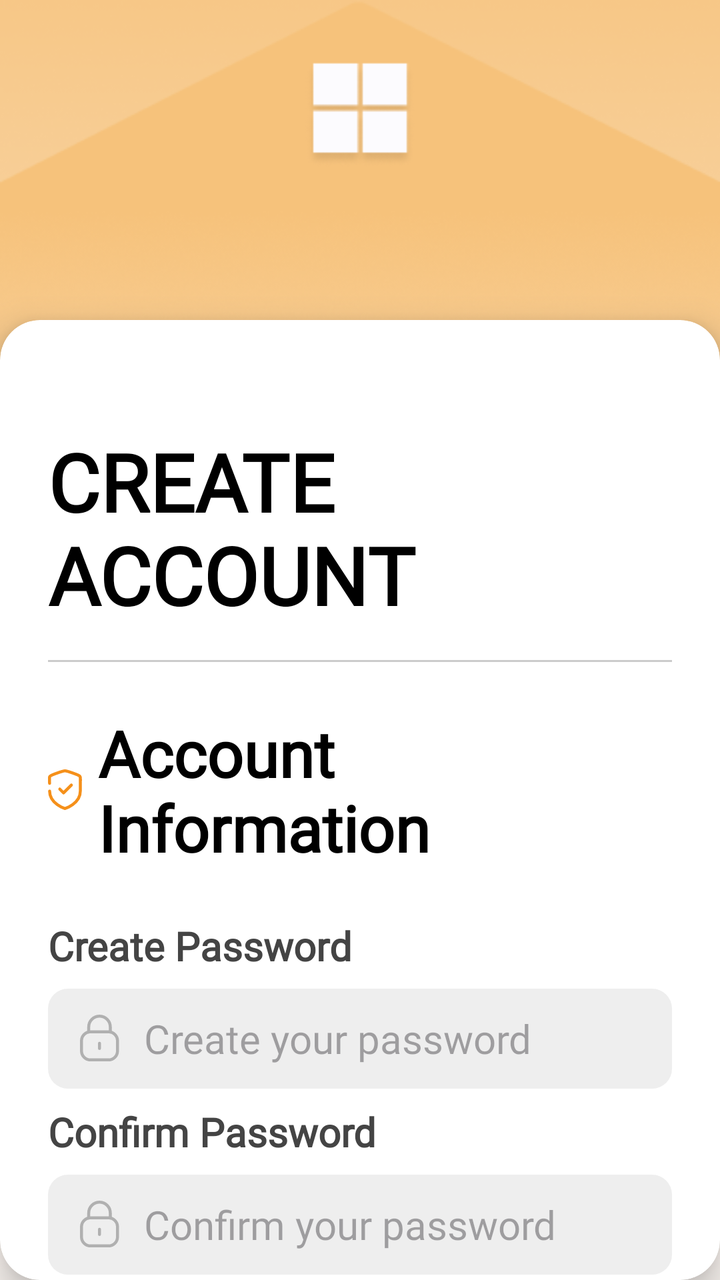
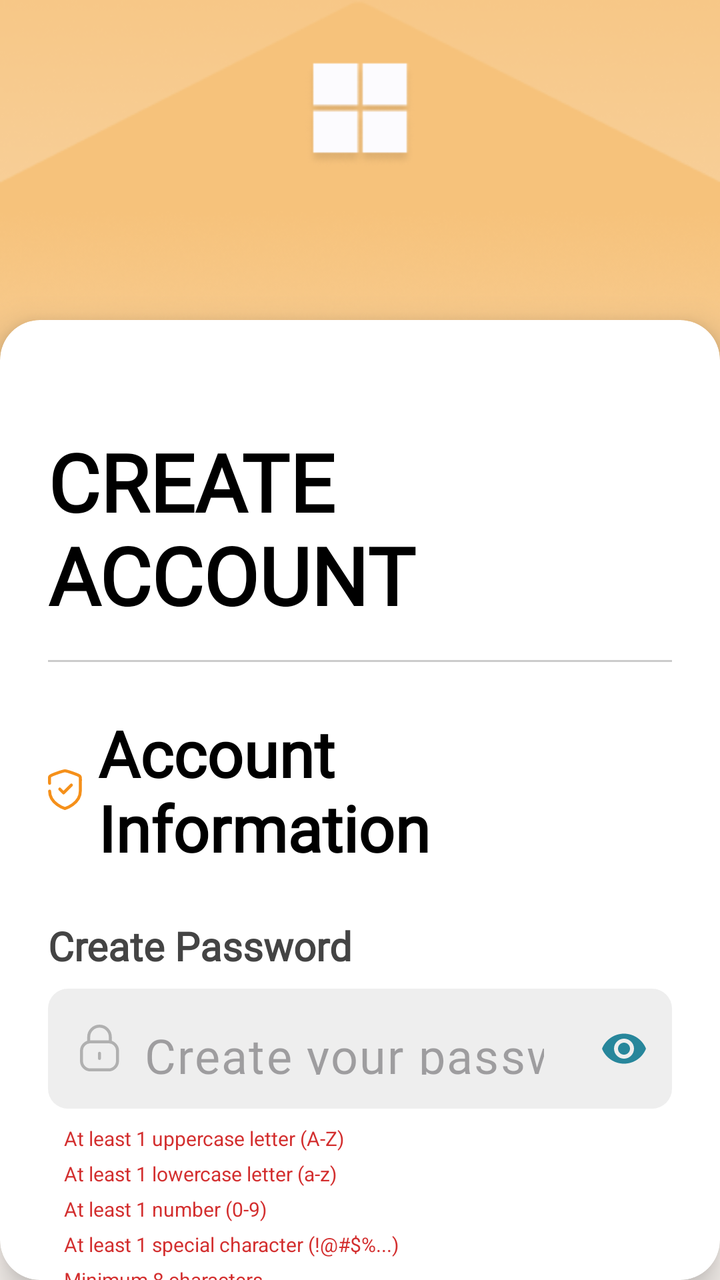

The first picture is an Android layout as it rendered before a commit; the second is the same layout after the commit. The layout source and the unified diff follow.
<!-- AndroidManifest.xml: application theme Theme.Dawnasyon_v1 -->
<!-- res/layout/fragment_sign_up_step_account.xml -->
<?xml version="1.0" encoding="utf-8"?>
<androidx.constraintlayout.widget.ConstraintLayout
    xmlns:android="http://schemas.android.com/apk/res/android"
    xmlns:app="http://schemas.android.com/apk/res-auto"
    xmlns:tools="http://schemas.android.com/tools"
    android:layout_width="match_parent"
    android:layout_height="match_parent"
    android:background="@color/white">

    <ImageView
        android:id="@+id/bg_main"
        android:layout_width="0dp"
        android:layout_height="0dp"
        android:scaleType="centerCrop"
        app:layout_constraintBottom_toBottomOf="parent"
        app:layout_constraintEnd_toEndOf="parent"
        app:layout_constraintStart_toStartOf="parent"
        app:layout_constraintTop_toTopOf="parent"
        app:srcCompat="@drawable/background" />

    <ImageView
        android:id="@+id/bg_overlay"
        android:layout_width="0dp"
        android:layout_height="0dp"
        android:scaleType="fitXY"
        app:layout_constraintDimensionRatio="1:1.6"
        app:layout_constraintEnd_toEndOf="parent"
        app:layout_constraintHeight_percent="0.9"
        app:layout_constraintStart_toStartOf="parent"
        app:layout_constraintTop_toTopOf="parent"
        app:srcCompat="@drawable/background2" />

    <androidx.cardview.widget.CardView
        android:id="@+id/card_container"
        android:layout_width="0dp"
        android:layout_height="0dp"
        android:layout_marginTop="160dp"
        app:cardCornerRadius="20dp"
        app:cardElevation="10dp"
        app:layout_constraintBottom_toBottomOf="parent"
        app:layout_constraintEnd_toEndOf="parent"
        app:layout_constraintStart_toStartOf="parent"
        app:layout_constraintTop_toTopOf="parent">

        <androidx.core.widget.NestedScrollView
            android:layout_width="match_parent"
            android:layout_height="match_parent"
            android:fillViewport="true">

            <androidx.constraintlayout.widget.ConstraintLayout
                android:layout_width="match_parent"
                android:layout_height="wrap_content"
                android:padding="24dp">

                <TextView
                    android:id="@+id/tv_title"
                    android:layout_width="wrap_content"
                    android:layout_height="wrap_content"
                    android:layout_marginTop="30dp"
                    android:fontFamily="@font/dongle"
                    android:text="@string/create_account"
                    android:textColor="@color/black"
                    android:textSize="40sp"
                    android:textStyle="bold"
                    app:layout_constraintEnd_toEndOf="parent"
                    app:layout_constraintStart_toStartOf="parent"
                    app:layout_constraintTop_toTopOf="parent" />

                <View
                    android:id="@+id/divider"
                    android:layout_width="0dp"
                    android:layout_height="1dp"
                    android:layout_marginTop="16dp"
                    android:background="#CCCCCC"
                    app:layout_constraintEnd_toEndOf="parent"
                    app:layout_constraintStart_toStartOf="parent"
                    app:layout_constraintTop_toBottomOf="@id/tv_title" />

                <TextView
                    android:id="@+id/tv_subtitle"
                    android:layout_width="wrap_content"
                    android:layout_height="wrap_content"
                    android:layout_marginTop="24dp"
                    android:drawableStart="@drawable/ic_check"
                    android:drawablePadding="8dp"
                    android:fontFamily="@font/dongle"
                    android:text="@string/account_information"
                    android:textColor="@color/black"
                    android:textSize="32sp"
                    android:textStyle="bold"
                    app:layout_constraintStart_toStartOf="parent"
                    app:layout_constraintTop_toBottomOf="@id/divider" />

                <TextView
                    android:id="@+id/lbl_pass"
                    android:layout_width="wrap_content"
                    android:layout_height="wrap_content"
                    android:layout_marginTop="24dp"
                    android:fontFamily="@font/dongle"
                    android:text="@string/create_password"
                    android:textColor="#444444"
                    android:textSize="20sp"
                    android:textStyle="bold"
                    app:layout_constraintStart_toStartOf="parent"
                    app:layout_constraintTop_toBottomOf="@+id/tv_subtitle" />

                <EditText
                    android:id="@+id/et_pass"
                    android:layout_width="0dp"
                    android:layout_height="50dp"
                    android:layout_marginTop="8dp"
                    android:background="@drawable/bg_input_field"
                    android:drawableStart="@drawable/ic_lock_placeholder"
                    android:drawablePadding="12dp"
                    android:fontFamily="@font/dongle"
                    android:hint="@string/create_your_password"
                    android:inputType="textPassword"
                    android:paddingStart="16dp"
                    android:textSize="20sp"
                    app:layout_constraintEnd_toEndOf="parent"
                    app:layout_constraintStart_toStartOf="parent"
                    app:layout_constraintTop_toBottomOf="@id/lbl_pass" />

                <TextView
                    android:id="@+id/lbl_confirm"
                    android:layout_width="wrap_content"
                    android:layout_height="wrap_content"
                    android:layout_marginTop="8dp"
                    android:fontFamily="@font/dongle"
                    android:text="@string/confirm_password"
                    android:textColor="#444444"
                    android:textSize="20sp"
                    android:textStyle="bold"
                    app:layout_constraintStart_toStartOf="parent"
                    app:layout_constraintTop_toBottomOf="@id/et_pass" />

                <EditText
                    android:id="@+id/et_confirm"
                    android:layout_width="0dp"
                    android:layout_height="50dp"
                    android:layout_marginTop="8dp"
                    android:background="@drawable/bg_input_field"
                    android:drawableStart="@drawable/ic_lock_placeholder"
                    android:drawablePadding="12dp"
                    android:fontFamily="@font/dongle"
                    android:hint="@string/confirm_your_password"
                    android:inputType="textPassword"
                    android:paddingStart="16dp"
                    android:textSize="20sp"
                    app:layout_constraintEnd_toEndOf="parent"
                    app:layout_constraintStart_toStartOf="parent"
                    app:layout_constraintTop_toBottomOf="@id/lbl_confirm" />

                <LinearLayout
                    android:id="@+id/terms_container"
                    android:layout_width="0dp"
                    android:layout_height="wrap_content"
                    android:layout_marginTop="8dp"
                    android:orientation="horizontal"
                    android:gravity="center_vertical"
                    app:layout_constraintEnd_toEndOf="parent"
                    app:layout_constraintStart_toStartOf="parent"
                    app:layout_constraintTop_toBottomOf="@id/et_confirm">

                    <CheckBox
                        android:id="@+id/cb_terms"
                        android:layout_width="wrap_content"
                        android:layout_height="wrap_content"
                        android:buttonTint="#F5901A"
                        android:fontFamily="@font/dongle"
                        android:text="I have read and agree to the "
                        android:textColor="#999999"
                        android:textSize="18sp" />

                    <TextView
                        android:id="@+id/tv_terms_link"
                        android:layout_width="wrap_content"
                        android:layout_height="wrap_content"
                        android:fontFamily="@font/dongle"
                        android:text="Terms and Conditions"
                        android:textColor="#F5901A"
                        android:textStyle="bold"
                        android:textSize="18sp"
                        android:clickable="true"
                        android:focusable="true"/>
                </LinearLayout>

                <ImageView
                    android:id="@+id/progress_dots"
                    android:layout_width="wrap_content"
                    android:layout_height="30dp"
                    android:layout_marginTop="24dp"
                    android:layout_marginBottom="24dp"
                    android:scaleType="fitCenter"
                    android:src="@drawable/progress2"
                    app:layout_constraintBottom_toTopOf="@+id/nav_container"
                    app:layout_constraintEnd_toEndOf="parent"
                    app:layout_constraintStart_toStartOf="parent"
                    app:layout_constraintTop_toBottomOf="@+id/terms_container" />

                <LinearLayout
                    android:id="@+id/nav_container"
                    android:layout_width="match_parent"
                    android:layout_height="wrap_content"
                    android:layout_marginBottom="24dp"
                    android:gravity="center_horizontal"
                    android:orientation="horizontal"
                    app:layout_constraintBottom_toBottomOf="parent"
                    app:layout_constraintEnd_toEndOf="parent"
                    app:layout_constraintStart_toStartOf="parent">

                    <Button
                        android:id="@+id/btn_previous"
                        style="@style/Widget.MaterialComponents.Button.OutlinedButton"
                        android:layout_width="130dp"
                        android:layout_height="wrap_content"
                        android:layout_marginEnd="16dp"
                        android:backgroundTint="#27869B"
                        android:text="@string/previous1"
                        android:textColor="@color/white"
                        app:cornerRadius="6dp" />

                    <Button
                        android:id="@+id/btn_submit"
                        android:layout_width="130dp"
                        android:layout_height="wrap_content"
                        android:backgroundTint="#27869B"
                        android:text="@string/next1"
                        android:textColor="@color/white"
                        app:cornerRadius="6dp" />
                </LinearLayout>

            </androidx.constraintlayout.widget.ConstraintLayout>
        </androidx.core.widget.NestedScrollView>
    </androidx.cardview.widget.CardView>
</androidx.constraintlayout.widget.ConstraintLayout>
<!-- resources referenced by this layout -->
<resources>
  <color name="black">#FF000000</color>
  <color name="white">#FFFFFFFF</color>
  <!-- drawable background: png bitmap (drawable, 91785 bytes) -->
  <!-- drawable background2: png bitmap (drawable, 129197 bytes) -->
  <!-- drawable bg_input_field (drawable) -->
  <?xml version="1.0" encoding="utf-8"?>
  <shape xmlns:android="http://schemas.android.com/apk/res/android">
      <solid android:color="#EEEEEE" /> <corners android:radius="10dp" />
  </shape>
  <!-- drawable ic_check (drawable) -->
  <vector xmlns:android="http://schemas.android.com/apk/res/android"
      android:width="17dp"
      android:height="21dp"
      android:viewportWidth="17"
      android:viewportHeight="21">
    <path
        android:pathData="M0.812,10.879C0.812,17.283 8.485,19.606 8.485,19.606C8.485,19.606 16.156,17.283 16.156,10.879C16.156,4.474 16.434,3.974 15.819,3.358C15.203,2.742 9.491,0.75 8.485,0.75C7.479,0.75 1.765,2.742 1.15,3.358C0.638,3.871 0.745,3.175 0.795,7"
        android:strokeLineJoin="round"
        android:strokeWidth="1.5"
        android:fillColor="#00000000"
        android:strokeColor="#F5901A"
        android:strokeLineCap="round"/>
    <path
        android:pathData="M5.886,9.875L7.778,11.77L11.676,7.87"
        android:strokeLineJoin="round"
        android:strokeWidth="1.5"
        android:fillColor="#00000000"
        android:strokeColor="#F5901A"
        android:strokeLineCap="round"/>
  </vector>
  <!-- drawable ic_lock_placeholder (drawable) -->
  <vector xmlns:android="http://schemas.android.com/apk/res/android"
      android:width="20dp"
      android:height="24dp"
      android:viewportWidth="20"
      android:viewportHeight="24">
    <path
        android:pathData="M15.142,8.669V6.131C15.142,3.16 12.732,0.75 9.761,0.75C6.79,0.737 4.371,3.135 4.358,6.107V6.131V8.669"
        android:strokeLineJoin="round"
        android:strokeWidth="1.5"
        android:fillColor="#00000000"
        android:strokeColor="#B0B0B0"
        android:strokeLineCap="round"/>
    <path
        android:pathData="M14.267,22.622H5.233C2.757,22.622 0.75,20.615 0.75,18.139V13.068C0.75,10.591 2.757,8.585 5.233,8.585H14.267C16.743,8.585 18.75,10.591 18.75,13.068V18.139C18.75,20.615 16.743,22.622 14.267,22.622Z"
        android:strokeLineJoin="round"
        android:strokeWidth="1.5"
        android:fillColor="#00000000"
        android:fillType="evenOdd"
        android:strokeColor="#B0B0B0"
        android:strokeLineCap="round"/>
    <path
        android:pathData="M9.75,14.29V16.916"
        android:strokeLineJoin="round"
        android:strokeWidth="1.5"
        android:fillColor="#00000000"
        android:strokeColor="#B0B0B0"
        android:strokeLineCap="round"/>
  </vector>
  <!-- drawable progress2: png bitmap (drawable, 1120 bytes) -->
  <string name="account_information">Account Information</string>
  <string name="confirm_password" translatable="false">Confirm Password</string>
  <string name="confirm_your_password">Confirm your password</string>
  <string name="create_account">CREATE ACCOUNT</string>
  <string name="create_password" translatable="false">Create Password</string>
  <string name="create_your_password">Create your password</string>
  <string name="next1">Next →</string>
  <string name="previous1">← Back</string>
  <style name="Theme.Dawnasyon_v1" parent="Base.Theme.Dawnasyon_v1" />
  <style name="Base.Theme.Dawnasyon_v1" parent="Theme.Material3.Light.NoActionBar">
          
          
      </style>
</resources>

<!-- the commit's change to res/layout/fragment_sign_up_step_account.xml (unified diff, before → after) -->
@@ -104,63 +104,139 @@
                     app:layout_constraintStart_toStartOf="parent"
                     app:layout_constraintTop_toBottomOf="@+id/tv_subtitle" />
 
-                <EditText
-                    android:id="@+id/et_pass"
-                    android:layout_width="0dp"
-                    android:layout_height="50dp"
+                <com.google.android.material.textfield.TextInputLayout
+                    android:id="@+id/tl_pass"
+                    android:layout_width="0dp"
+                    android:layout_height="60dp"
                     android:layout_marginTop="8dp"
-                    android:background="@drawable/bg_input_field"
-                    android:drawableStart="@drawable/ic_lock_placeholder"
-                    android:drawablePadding="12dp"
-                    android:fontFamily="@font/dongle"
-                    android:hint="@string/create_your_password"
-                    android:inputType="textPassword"
-                    android:paddingStart="16dp"
-                    android:textSize="20sp"
-                    app:layout_constraintEnd_toEndOf="parent"
-                    app:layout_constraintStart_toStartOf="parent"
-                    app:layout_constraintTop_toBottomOf="@id/lbl_pass" />
+                    app:hintEnabled="false"
+                    app:passwordToggleEnabled="true"
+                    app:passwordToggleTint="#27869B"
+                    app:layout_constraintEnd_toEndOf="parent"
+                    app:layout_constraintStart_toStartOf="parent"
+                    app:layout_constraintTop_toBottomOf="@id/lbl_pass">
+
+                    <com.google.android.material.textfield.TextInputEditText
+                        android:id="@+id/et_pass"
+                        android:layout_width="match_parent"
+                        android:layout_height="match_parent"
+                        android:background="@drawable/bg_input_field"
+                        android:drawableStart="@drawable/ic_lock_placeholder"
+                        android:drawablePadding="12dp"
+                        android:paddingStart="16dp"
+                        android:paddingEnd="48dp"
+                        android:fontFamily="@font/dongle"
+                        android:hint="@string/create_your_password"
+                        android:inputType="textPassword"
+                        android:textSize="24sp" />
+                </com.google.android.material.textfield.TextInputLayout>
+
+                <LinearLayout
+                    android:id="@+id/ll_password_requirements"
+                    android:layout_width="0dp"
+                    android:layout_height="wrap_content"
+                    android:orientation="vertical"
+                    android:layout_marginTop="8dp"
+                    android:layout_marginStart="8dp"
+                    app:layout_constraintStart_toStartOf="parent"
+                    app:layout_constraintEnd_toEndOf="parent"
+                    app:layout_constraintTop_toBottomOf="@id/tl_pass">
+
+                    <TextView
+                        android:id="@+id/tv_req_uppercase"
+                        android:layout_width="wrap_content"
+                        android:layout_height="wrap_content"
+                        android:text="At least 1 uppercase letter (A-Z)"
+                        android:textColor="#D32F2F"
+                        android:textSize="10sp" />
+
+                    <TextView
+                        android:id="@+id/tv_req_lowercase"
+                        android:layout_width="wrap_content"
+                        android:layout_height="wrap_content"
+                        android:text="At least 1 lowercase letter (a-z)"
+                        android:textColor="#D32F2F"
+                        android:textSize="10sp"
+                        android:layout_marginTop="4dp" />
+
+                    <TextView
+                        android:id="@+id/tv_req_number"
+                        android:layout_width="wrap_content"
+                        android:layout_height="wrap_content"
+                        android:text="At least 1 number (0-9)"
+                        android:textColor="#D32F2F"
+                        android:textSize="10sp"
+                        android:layout_marginTop="4dp" />
+
+                    <TextView
+                        android:id="@+id/tv_req_special"
+                        android:layout_width="wrap_content"
+                        android:layout_height="wrap_content"
+                        android:text="At least 1 special character (!@#$%...)"
+                        android:textColor="#D32F2F"
+                        android:textSize="10sp"
+                        android:layout_marginTop="4dp" />
+
+                    <TextView
+                        android:id="@+id/tv_req_length"
+                        android:layout_width="wrap_content"
+                        android:layout_height="wrap_content"
+                        android:text="Minimum 8 characters"
+                        android:textColor="#D32F2F"
+                        android:textSize="10sp"
+                        android:layout_marginTop="4dp" />
+                </LinearLayout>
 
                 <TextView
                     android:id="@+id/lbl_confirm"
                     android:layout_width="wrap_content"
                     android:layout_height="wrap_content"
-                    android:layout_marginTop="8dp"
+                    android:layout_marginTop="16dp"
                     android:fontFamily="@font/dongle"
                     android:text="@string/confirm_password"
                     android:textColor="#444444"
                     android:textSize="20sp"
                     android:textStyle="bold"
                     app:layout_constraintStart_toStartOf="parent"
-                    app:layout_constraintTop_toBottomOf="@id/et_pass" />
-
-                <EditText
-                    android:id="@+id/et_confirm"
-                    android:layout_width="0dp"
-                    android:layout_height="50dp"
+                    app:layout_constraintTop_toBottomOf="@id/ll_password_requirements" />
+
+                <com.google.android.material.textfield.TextInputLayout
+                    android:id="@+id/tl_confirm"
+                    android:layout_width="0dp"
+                    android:layout_height="60dp"
                     android:layout_marginTop="8dp"
-                    android:background="@drawable/bg_input_field"
-                    android:drawableStart="@drawable/ic_lock_placeholder"
-                    android:drawablePadding="12dp"
-                    android:fontFamily="@font/dongle"
-                    android:hint="@string/confirm_your_password"
-                    android:inputType="textPassword"
-                    android:paddingStart="16dp"
-                    android:textSize="20sp"
-                    app:layout_constraintEnd_toEndOf="parent"
-                    app:layout_constraintStart_toStartOf="parent"
-                    app:layout_constraintTop_toBottomOf="@id/lbl_confirm" />
+                    app:hintEnabled="false"
+                    app:passwordToggleEnabled="true"
+                    app:passwordToggleTint="#27869B"
+                    app:layout_constraintEnd_toEndOf="parent"
+                    app:layout_constraintStart_toStartOf="parent"
+                    app:layout_constraintTop_toBottomOf="@id/lbl_confirm">
+
+                    <com.google.android.material.textfield.TextInputEditText
+                        android:id="@+id/et_confirm"
+                        android:layout_width="match_parent"
+                        android:layout_height="match_parent"
+                        android:background="@drawable/bg_input_field"
+                        android:drawableStart="@drawable/ic_lock_placeholder"
+                        android:drawablePadding="12dp"
+                        android:paddingStart="16dp"
+                        android:paddingEnd="48dp"
+                        android:fontFamily="@font/dongle"
+                        android:hint="@string/confirm_your_password"
+                        android:inputType="textPassword"
+                        android:textSize="24sp" />
+                </com.google.android.material.textfield.TextInputLayout>
 
                 <LinearLayout
                     android:id="@+id/terms_container"
                     android:layout_width="0dp"
                     android:layout_height="wrap_content"
-                    android:layout_marginTop="8dp"
+                    android:layout_marginTop="16dp"
                     android:orientation="horizontal"
                     android:gravity="center_vertical"
                     app:layout_constraintEnd_toEndOf="parent"
                     app:layout_constraintStart_toStartOf="parent"
-                    app:layout_constraintTop_toBottomOf="@id/et_confirm">
+                    app:layout_constraintTop_toBottomOf="@id/tl_confirm">
 
                     <CheckBox
                         android:id="@+id/cb_terms"
